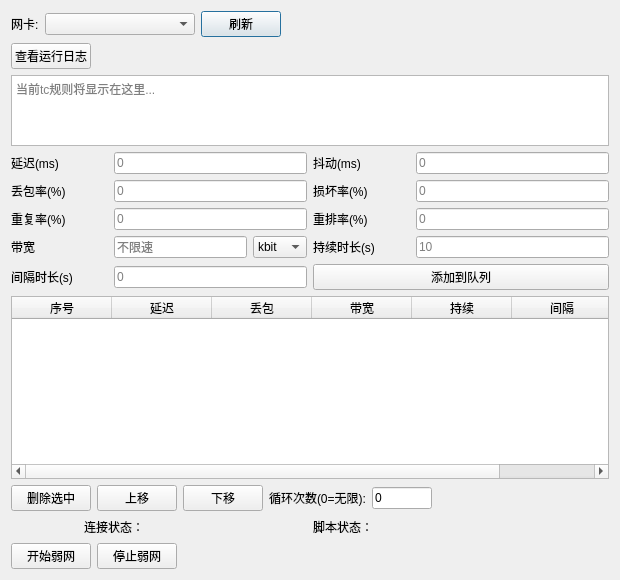
The window that UI/weak_net_control_dlg.ui (xingqi-git/OneClick) describes before a commit, drawn with Qt 5.
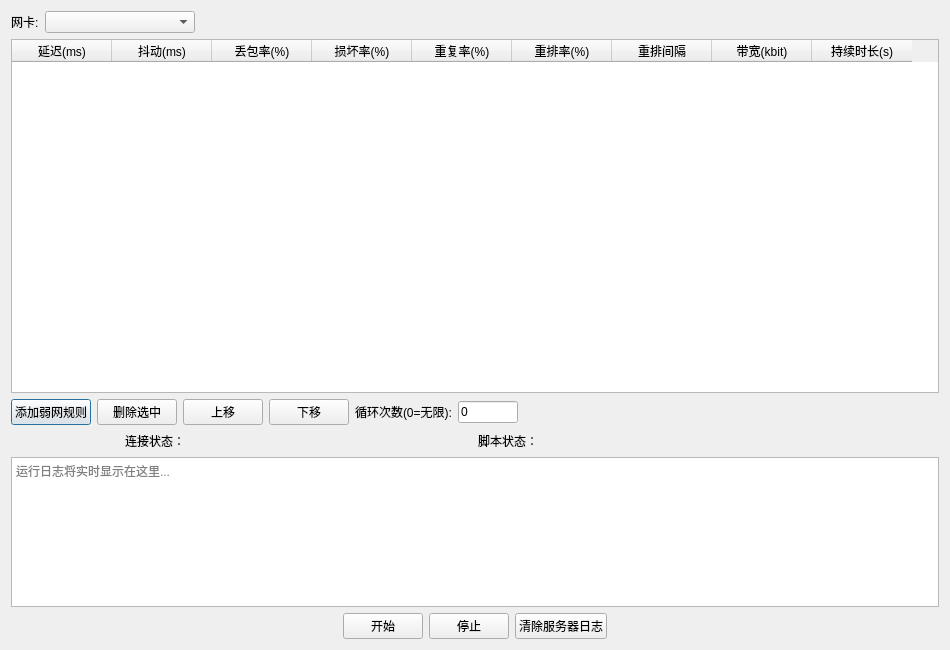
The same window after the commit.

Commit message:
增加服务器检查功能
1.重构了弱网功能

```diff
--- a/UI/weak_net_control_dlg.ui
+++ b/UI/weak_net_control_dlg.ui
@@ -6,8 +6,8 @@
    <rect>
     <x>0</x>
     <y>0</y>
-    <width>620</width>
-    <height>580</height>
+    <width>950</width>
+    <height>650</height>
    </rect>
   </property>
   <property name="windowTitle">
@@ -33,13 +33,6 @@
        </property>
       </widget>
      </item>
-     <item>
-      <widget class="QPushButton" name="refresh_nic_pushButton">
-       <property name="text">
-        <string>刷新</string>
-       </property>
-      </widget>
-     </item>
      <item>
       <spacer name="horizontalSpacer_nic">
        <property name="orientation">
@@ -55,203 +48,6 @@
      </item>
     </layout>
    </item>
-   <item>
-    <layout class="QHBoxLayout" name="tcBtnLayout">
-     <item>
-      <widget class="QPushButton" name="show_tc_pushButton">
-       <property name="text">
-        <string>查看运行日志</string>
-       </property>
-      </widget>
-     </item>
-     <item>
-      <spacer name="horizontalSpacer_tc">
-       <property name="orientation">
-        <enum>Qt::Horizontal</enum>
-       </property>
-       <property name="sizeHint" stdset="0">
-        <size>
-         <width>40</width>
-         <height>20</height>
-        </size>
-       </property>
-      </spacer>
-     </item>
-    </layout>
-   </item>
-   <item>
-    <widget class="QTextBrowser" name="tc_rule_textBrowser">
-     <property name="maximumSize">
-      <size>
-       <width>16777215</width>
-       <height>80</height>
-      </size>
-     </property>
-     <property name="placeholderText">
-      <string>当前tc规则将显示在这里...</string>
-     </property>
-    </widget>
-   </item>
-   <item>
-    <layout class="QGridLayout" name="ruleEditLayout" columnstretch="1,2,1,2">
-     <item row="0" column="0">
-      <widget class="QLabel" name="delay_label">
-       <property name="text">
-        <string>延迟(ms)</string>
-       </property>
-      </widget>
-     </item>
-     <item row="0" column="1">
-      <widget class="QLineEdit" name="delay_lineEdit">
-       <property name="placeholderText">
-        <string>0</string>
-       </property>
-      </widget>
-     </item>
-     <item row="0" column="2">
-      <widget class="QLabel" name="jitter_label">
-       <property name="text">
-        <string>抖动(ms)</string>
-       </property>
-      </widget>
-     </item>
-     <item row="0" column="3">
-      <widget class="QLineEdit" name="jitter_lineEdit">
-       <property name="placeholderText">
-        <string>0</string>
-       </property>
-      </widget>
-     </item>
-     <item row="1" column="0">
-      <widget class="QLabel" name="loss_label">
-       <property name="text">
-        <string>丢包率(%)</string>
-       </property>
-      </widget>
-     </item>
-     <item row="1" column="1">
-      <widget class="QLineEdit" name="loss_lineEdit">
-       <property name="placeholderText">
-        <string>0</string>
-       </property>
-      </widget>
-     </item>
-     <item row="1" column="2">
-      <widget class="QLabel" name="corrupt_label">
-       <property name="text">
-        <string>损坏率(%)</string>
-       </property>
-      </widget>
-     </item>
-     <item row="1" column="3">
-      <widget class="QLineEdit" name="corrupt_lineEdit">
-       <property name="placeholderText">
-        <string>0</string>
-       </property>
-      </widget>
-     </item>
-     <item row="2" column="0">
-      <widget class="QLabel" name="duplicate_label">
-       <property name="text">
-        <string>重复率(%)</string>
-       </property>
-      </widget>
-     </item>
-     <item row="2" column="1">
-      <widget class="QLineEdit" name="duplicate_lineEdit">
-       <property name="placeholderText">
-        <string>0</string>
-       </property>
-      </widget>
-     </item>
-     <item row="2" column="2">
-      <widget class="QLabel" name="reorder_label">
-       <property name="text">
-        <string>重排率(%)</string>
-       </property>
-      </widget>
-     </item>
-     <item row="2" column="3">
-      <widget class="QLineEdit" name="reorder_lineEdit">
-       <property name="placeholderText">
-        <string>0</string>
-       </property>
-      </widget>
-     </item>
-     <item row="3" column="0">
-      <widget class="QLabel" name="rate_label">
-       <property name="text">
-        <string>带宽</string>
-       </property>
-      </widget>
-     </item>
-     <item row="3" column="1">
-      <layout class="QHBoxLayout" name="rateLayout">
-       <item>
-        <widget class="QLineEdit" name="rate_lineEdit">
-         <property name="placeholderText">
-          <string>不限速</string>
-         </property>
-        </widget>
-       </item>
-       <item>
-        <widget class="QComboBox" name="rate_unit_comboBox">
-         <item>
-          <property name="text">
-           <string>kbit</string>
-          </property>
-         </item>
-         <item>
-          <property name="text">
-           <string>mbit</string>
-          </property>
-         </item>
-         <item>
-          <property name="text">
-           <string>gbit</string>
-          </property>
-         </item>
-        </widget>
-       </item>
-      </layout>
-     </item>
-     <item row="3" column="2">
-      <widget class="QLabel" name="duration_label">
-       <property name="text">
-        <string>持续时长(s)</string>
-       </property>
-      </widget>
-     </item>
-     <item row="3" column="3">
-      <widget class="QLineEdit" name="duration_lineEdit">
-       <property name="placeholderText">
-        <string>10</string>
-       </property>
-      </widget>
-     </item>
-     <item row="4" column="0">
-      <widget class="QLabel" name="interval_label">
-       <property name="text">
-        <string>间隔时长(s)</string>
-       </property>
-      </widget>
-     </item>
-     <item row="4" column="1">
-      <widget class="QLineEdit" name="interval_lineEdit">
-       <property name="placeholderText">
-        <string>0</string>
-       </property>
-      </widget>
-     </item>
-     <item row="4" column="2" colspan="2">
-      <widget class="QPushButton" name="add_rule_pushButton">
-       <property name="text">
-        <string>添加到队列</string>
-       </property>
-      </widget>
-     </item>
-    </layout>
-   </item>
    <item>
     <widget class="QTableWidget" name="rule_tableWidget">
      <property name="selectionBehavior">
@@ -259,38 +55,60 @@
      </property>
      <column>
       <property name="text">
-       <string>序号</string>
+       <string>延迟(ms)</string>
       </property>
      </column>
      <column>
       <property name="text">
-       <string>延迟</string>
+       <string>抖动(ms)</string>
       </property>
      </column>
      <column>
       <property name="text">
-       <string>丢包</string>
+       <string>丢包率(%)</string>
       </property>
      </column>
      <column>
       <property name="text">
-       <string>带宽</string>
+       <string>损坏率(%)</string>
       </property>
      </column>
      <column>
       <property name="text">
-       <string>持续</string>
+       <string>重复率(%)</string>
       </property>
      </column>
      <column>
       <property name="text">
-       <string>间隔</string>
+       <string>重排率(%)</string>
+      </property>
+     </column>
+     <column>
+      <property name="text">
+       <string>重排间隔</string>
+      </property>
+     </column>
+     <column>
+      <property name="text">
+       <string>带宽(kbit)</string>
+      </property>
+     </column>
+     <column>
+      <property name="text">
+       <string>持续时长(s)</string>
       </property>
      </column>
     </widget>
    </item>
    <item>
     <layout class="QHBoxLayout" name="queueBtnLayout">
+     <item>
+      <widget class="QPushButton" name="add_rule_pushButton">
+       <property name="text">
+        <string>添加弱网规则</string>
+       </property>
+      </widget>
+     </item>
      <item>
       <widget class="QPushButton" name="del_rule_pushButton">
        <property name="text">
@@ -406,23 +224,56 @@
     </layout>
    </item>
    <item>
-    <layout class="QHBoxLayout" name="actionLayout">
+    <widget class="QTextBrowser" name="log_textBrowser">
+     <property name="maximumSize">
+      <size>
+       <width>16777215</width>
+       <height>150</height>
+      </size>
+     </property>
+     <property name="placeholderText">
+      <string>运行日志将实时显示在这里...</string>
+     </property>
+    </widget>
+   </item>
+   <item>
+    <layout class="QHBoxLayout" name="btnLayout">
+     <item>
+      <spacer name="horizontalSpacer_left">
+       <property name="orientation">
+        <enum>Qt::Horizontal</enum>
+       </property>
+       <property name="sizeHint" stdset="0">
+        <size>
+         <width>40</width>
+         <height>20</height>
+        </size>
+       </property>
+      </spacer>
+     </item>
      <item>
       <widget class="QPushButton" name="start_pushButton">
        <property name="text">
-        <string>开始弱网</string>
+        <string>开始</string>
        </property>
       </widget>
      </item>
      <item>
       <widget class="QPushButton" name="stop_pushButton">
        <property name="text">
-        <string>停止弱网</string>
+        <string>停止</string>
        </property>
       </widget>
      </item>
      <item>
-      <spacer name="horizontalSpacer_action">
+      <widget class="QPushButton" name="clear_local_log_pushButton">
+       <property name="text">
+        <string>清除服务器日志</string>
+       </property>
+      </widget>
+     </item>
+     <item>
+      <spacer name="horizontalSpacer_right">
        <property name="orientation">
         <enum>Qt::Horizontal</enum>
        </property>
```
Left out of the diff: 23 changed lines with no effect on the pictures. The commit also changes 21 other files.
